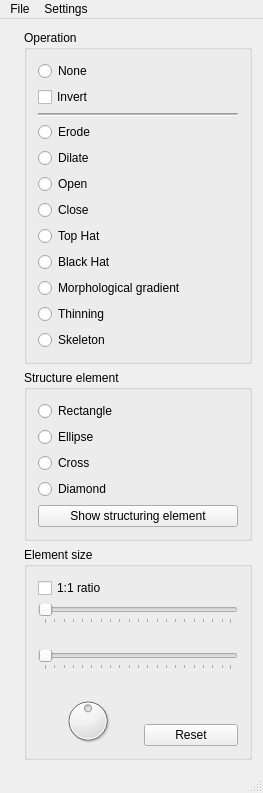
First picture: the form in morph/mainwindow.ui, repository k0zmo/morphology-opencl, before the edit.
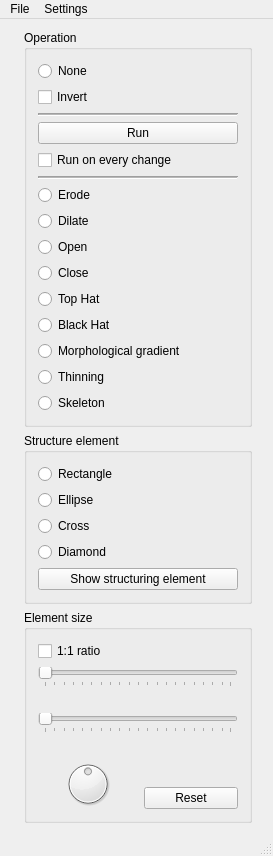
Second picture: the form after the edit.

Commit message: * Log kompilacji (np. czy kompilator dokonal unroll'a) * Auto trigger oraz run

```diff
--- a/morph/mainwindow.ui
+++ b/morph/mainwindow.ui
@@ -7,8 +7,8 @@
    <rect>
     <x>0</x>
     <y>0</y>
-    <width>259</width>
-    <height>722</height>
+    <width>273</width>
+    <height>819</height>
    </rect>
   </property>
   <property name="sizePolicy">
@@ -99,69 +99,96 @@
              </property>
             </widget>
            </item>
-           <item row="3" column="0" colspan="2">
+           <item row="10" column="0" colspan="2">
             <widget class="QRadioButton" name="rbErode">
              <property name="text">
               <string>Erode</string>
              </property>
             </widget>
            </item>
-           <item row="4" column="0" colspan="2">
+           <item row="11" column="0" colspan="2">
             <widget class="QRadioButton" name="rbDilate">
              <property name="text">
               <string>Dilate</string>
              </property>
             </widget>
            </item>
-           <item row="5" column="0" colspan="2">
+           <item row="12" column="0" colspan="2">
             <widget class="QRadioButton" name="rbOpen">
              <property name="text">
               <string>Open</string>
              </property>
             </widget>
            </item>
-           <item row="6" column="0" colspan="2">
+           <item row="13" column="0" colspan="2">
             <widget class="QRadioButton" name="rbClose">
              <property name="text">
               <string>Close</string>
              </property>
             </widget>
            </item>
-           <item row="8" column="0" colspan="2">
+           <item row="15" column="0" colspan="2">
             <widget class="QRadioButton" name="rbTopHat">
              <property name="text">
               <string>Top Hat</string>
              </property>
             </widget>
            </item>
-           <item row="10" column="0" colspan="2">
+           <item row="17" column="0" colspan="2">
             <widget class="QRadioButton" name="rbBlackHat">
              <property name="text">
               <string>Black Hat</string>
              </property>
             </widget>
            </item>
-           <item row="13" column="0" colspan="2">
+           <item row="20" column="0" colspan="2">
             <widget class="QRadioButton" name="rbSkeleton">
              <property name="text">
               <string>Skeleton</string>
              </property>
             </widget>
            </item>
-           <item row="12" column="0" colspan="2">
+           <item row="19" column="0" colspan="2">
             <widget class="QRadioButton" name="rbThinning">
              <property name="text">
               <string>Thinning</string>
              </property>
             </widget>
            </item>
-           <item row="11" column="0">
+           <item row="18" column="0">
             <widget class="QRadioButton" name="rbGradient">
              <property name="text">
               <string>Morphological gradient</string>
              </property>
             </widget>
            </item>
+           <item row="6" column="0" colspan="2">
+            <widget class="QPushButton" name="pbRun">
+             <property name="text">
+              <string>Run</string>
+             </property>
+            </widget>
+           </item>
+           <item row="8" column="0" colspan="2">
+            <widget class="QCheckBox" name="cbAutoTrigger">
+             <property name="text">
+              <string>Run on every change</string>
+             </property>
+            </widget>
+           </item>
+           <item row="9" column="0" colspan="2">
+            <widget class="Line" name="line_2">
+             <property name="lineWidth">
+              <number>1</number>
+             </property>
+             <property name="midLineWidth">
+              <number>1</number>
+             </property>
+             <property name="orientation">
+              <enum>Qt::Horizontal</enum>
+             </property>
+            </widget>
+           </item>
           </layout>
          </widget>
         </item>
@@ -426,7 +453,7 @@
     <rect>
      <x>0</x>
      <y>0</y>
-     <width>259</width>
+     <width>273</width>
      <height>21</height>
     </rect>
    </property>
```
Left out of the diff: 2 changed lines with no effect on the pictures. The commit also changes 4 other files.
